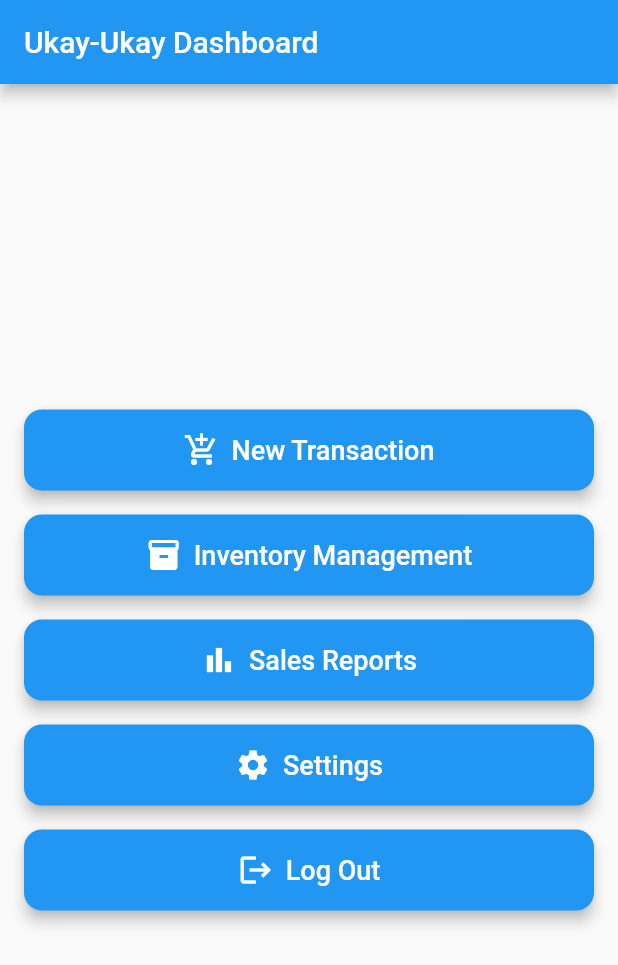
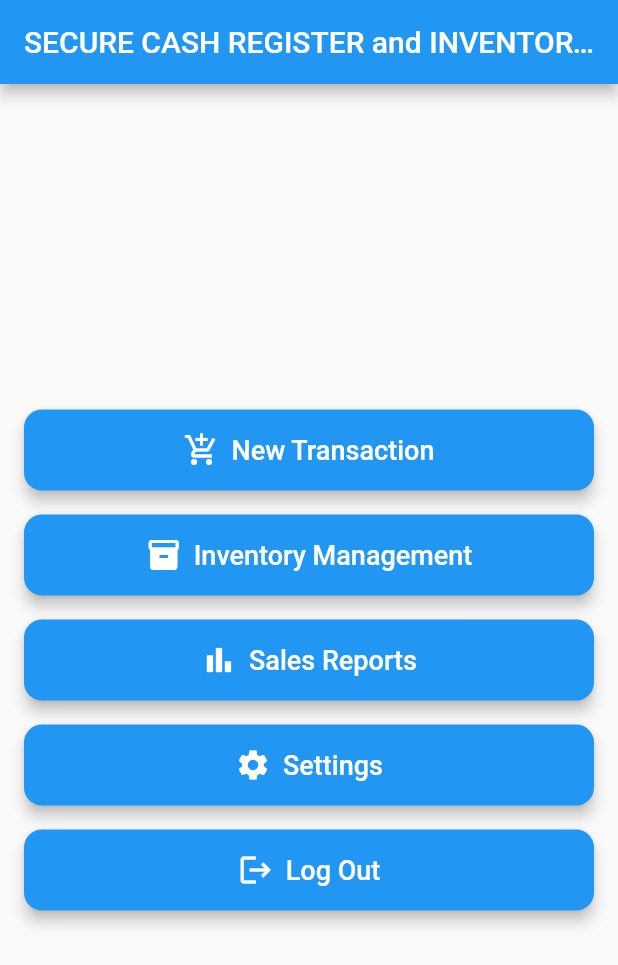
Before and after one commit to DarvanneTapayan/cashify, a Flutter app: the DashboardScreen screen opened directly, on a phone screen of 412 x 824 dp. Shown: the top 965 px of the screen. Run offline on Flutter 3.47's test engine with Material 3 defaults, Android fonts, the light colour scheme and no system bars; our stand-ins replace pdf, printing, sqflite, sqflite_common_ffi; accounts and stored records are empty.

Commit message:
Update dashboard_screen.dart

```diff
--- a/lib/screens/dashboard_screen.dart
+++ b/lib/screens/dashboard_screen.dart
@@ -12,7 +12,7 @@ class DashboardScreen extends StatelessWidget {
   Widget build(BuildContext context) {
     return Scaffold(
       appBar: AppBar(
-        title: const Text('Ukay-Ukay Dashboard'),
+        title: const Text('SECURE CASH REGISTER and INVENTORY MANAGEMENT SYSTEM'),
         backgroundColor: Colors.blue,
       ),
       body: Center(
```
